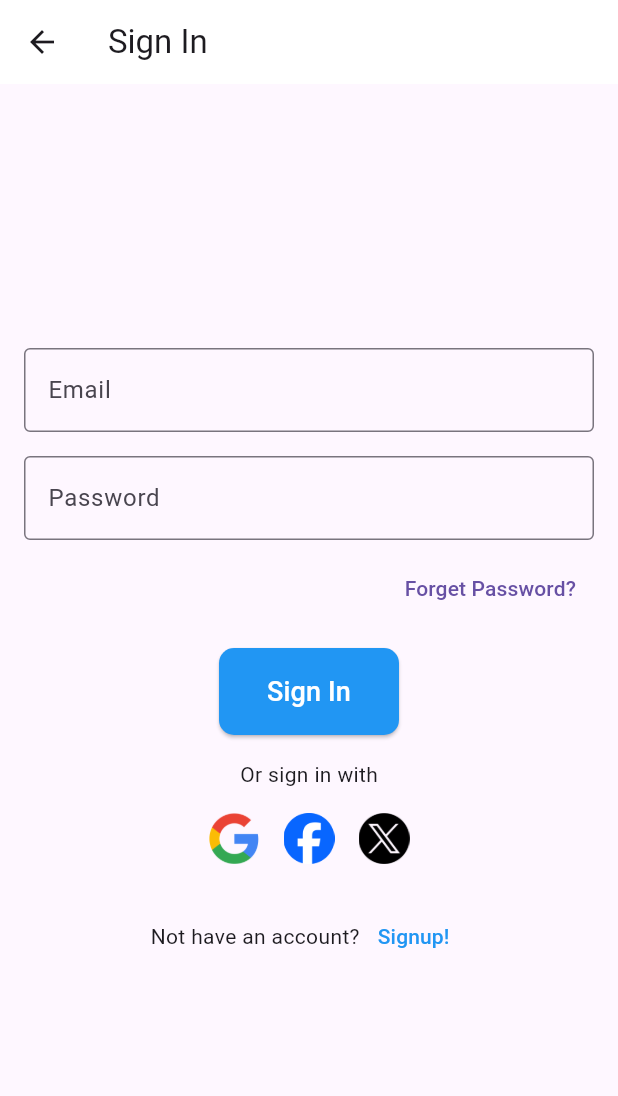
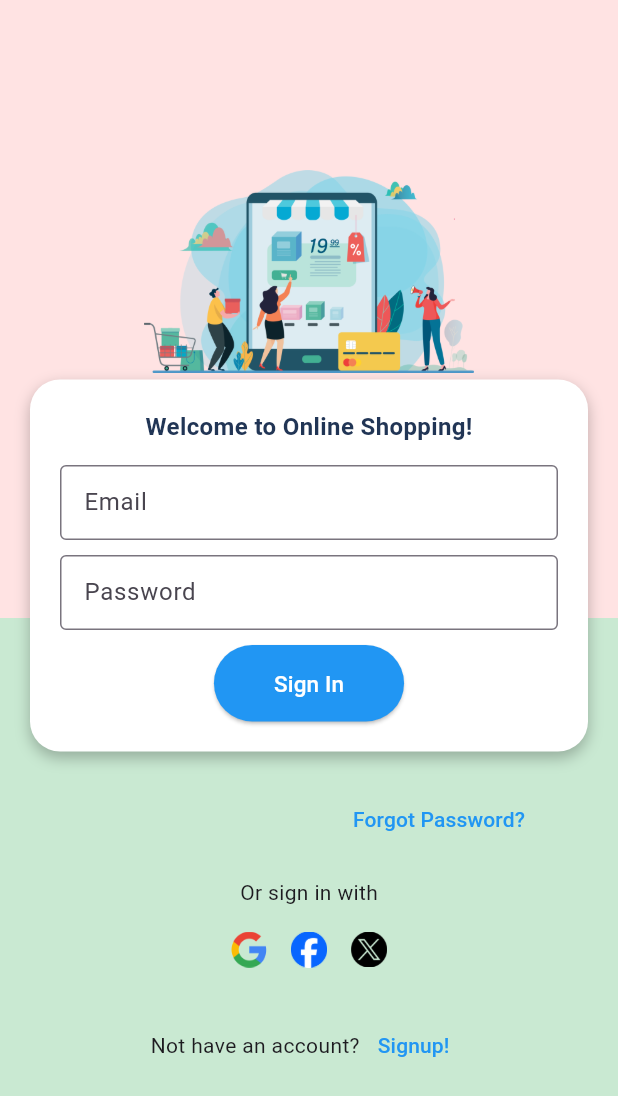
Before and after one commit to kawsar-ahmmed-hridoy/Shopping-Site, a Flutter app: the screen it shows after launch, after a tap on "Skip", on a phone screen of 412 x 824 dp. Shown: the top 1096 px of the screen. Run offline on Flutter 3.47's test engine with Material 3 defaults, Android fonts, the phone set to English and light mode, and no system bars.

Commit message:
made changes in Sign In page.

```diff
--- a/lib/Screens/Signup/SigninScreen.dart
+++ b/lib/Screens/Signup/SigninScreen.dart
@@ -6,49 +6,57 @@ class SigninScreen extends StatelessWidget {
   @override
   Widget build(BuildContext context) {
     return Scaffold(
-      appBar: AppBar(title: Text("Sign In"), backgroundColor: Colors.white,),
-      body: Padding(
-        padding: const EdgeInsets.all(16.0),
+      backgroundColor: Color(0xFFFFE3E3),
+      body: SingleChildScrollView(
+        child: Container(
+          height: MediaQuery.of(context).size.height,
+          child: Stack(
+            children: [
+              Column(
+                children: [
+                  Expanded(flex: 1, child: Container(margin: EdgeInsets.only(bottom: 50), color: Color(0xFFFFE3E3), child: Center(child: Image.asset("assets/additionals/shop.png", width: 220, height: 150,),),),),
+                  Expanded(flex: 1, child: Container(color: Color(0xFFC9E9D2)),),
+                ],
+              ),
+              Center(
                 child: Column(
-          mainAxisAlignment: MainAxisAlignment.center,
+                  mainAxisSize: MainAxisSize.min,
                   children: [
-            TextField(decoration: InputDecoration(labelText: "Email", border: OutlineInputBorder(),),),
-            SizedBox(height: 16),
-            TextField(obscureText: true, decoration: InputDecoration(labelText: "Password", border: OutlineInputBorder(),),),
-            SizedBox(height: 8),
-            Align(alignment: Alignment.centerRight, child: TextButton(onPressed: () {}, child: Text("Forget Password?"),),),
-            SizedBox(height: 16),
-            SizedBox(
-              width: 120,
-              child: ElevatedButton(
-                onPressed: () {Navigator.pushReplacement(context, MaterialPageRoute(builder: (context) => HomePage()),);},
-                style: ElevatedButton.styleFrom(backgroundColor: Colors.blue, padding: EdgeInsets.symmetric(vertical: 16), shape: RoundedRectangleBorder(borderRadius: BorderRadius.circular(10),),),
-                child: Text("Sign In", style: TextStyle(fontSize: 18, color: Colors.white,),),
+                    Container(
+                      padding: EdgeInsets.all(20),
+                      margin: EdgeInsets.only(top: 150,left: 20,right: 20,bottom: 20),
+                      decoration: BoxDecoration(color: Colors.white, borderRadius: BorderRadius.circular(20), boxShadow: [BoxShadow(color: Colors.black26, blurRadius: 8, offset: Offset(0, 4),),],),
+                      child: Column(
+                        mainAxisSize: MainAxisSize.min,
+                        children: [
+                          Text("Welcome to Online Shopping!", style: TextStyle(fontSize: 16, fontWeight: FontWeight.bold, color: Color(0xFF213555),),), SizedBox(height: 14),
+                          TextField(decoration: InputDecoration(labelText: "Email", border: OutlineInputBorder(),), style: TextStyle(fontSize: 12),), SizedBox(height: 10),
+                          TextField(obscureText: true, decoration: InputDecoration(labelText: "Password", border: OutlineInputBorder(),), style: TextStyle(fontSize: 12),), SizedBox(height: 10),
+                          ElevatedButton(onPressed: () {Navigator.pushReplacement(context, MaterialPageRoute(builder: (context) => HomePage()),);},
+                            style: ElevatedButton.styleFrom(backgroundColor: Colors.blue, shape: RoundedRectangleBorder(borderRadius: BorderRadius.circular(30),), padding: EdgeInsets.symmetric(horizontal: 40, vertical: 15,),),
+                            child: Text("Sign In", style: TextStyle(fontSize: 15, color: Colors.white,),),
+                          ),
+                        ],
                       ),
                     ),
-            SizedBox(height: 16),
-            Text("Or sign in with"),
-            SizedBox(height: 8),
+                    // Forgot Password link
+                    Align(alignment: Alignment.centerRight, child: Padding(padding: EdgeInsets.only(top: 1, right: 50), child: TextButton(onPressed: () {/*future e krbo*/}, child: Text("Forgot Password?", style: TextStyle(color: Colors.blue),),),),), SizedBox(height: 15),
+                    Text("Or sign in with"), SizedBox(height: 8),
                     Row(
                       mainAxisAlignment: MainAxisAlignment.center,
                       children: [
-                SizedBox(width: 50, height: 50, child: IconButton(icon: Image.asset("assets/icons/google.png", fit: BoxFit.contain), onPressed: () {/* google er pore korbo*/},),),
-                SizedBox(width: 50, height: 50, child: IconButton(icon: Image.asset("assets/icons/facebook.png", fit: BoxFit.contain), onPressed: () {/*Facebook er pore krbo*/},),),
-                SizedBox(width: 50, height: 50, child: IconButton(icon: Image.asset("assets/icons/x.png", fit: BoxFit.contain), onPressed: () {/*Twitter er tao pore krbo*/},),),
+                        SizedBox(width: 40, height: 40, child: IconButton(icon: Image.asset("assets/icons/google.png", fit: BoxFit.contain,), onPressed: () {/*future e krbo*/},),),
+                        SizedBox(width: 40, height: 40, child: IconButton(icon: Image.asset("assets/icons/facebook.png", fit: BoxFit.contain,), onPressed: () {/*future e krbo*/},),),
+                        SizedBox(width: 40, height: 40, child: IconButton(icon: Image.asset("assets/icons/x.png", fit: BoxFit.contain,), onPressed: () {/*future e krbo*/},),),
                       ],
                     ),
-            SizedBox(height: 16),
-            Row(
-              mainAxisAlignment: MainAxisAlignment.center,
-              children: [
-                Text("Not have an account?"),
-                TextButton(
-                  onPressed: () {Navigator.push(context, MaterialPageRoute(builder: (context) => SignupScreen()),);},
-                  child: Text("Signup!", style: TextStyle(color: Colors.blue),),
+                    SizedBox(height: 20),
+                    Row(mainAxisAlignment: MainAxisAlignment.center, children: [Text("Not have an account?"), TextButton(onPressed: () {Navigator.push(context, MaterialPageRoute(builder: (context) => SignupScreen(),),);}, child: Text("Signup!", style: TextStyle(color: Colors.blue),),),],),
+                  ],
+                ),
               ),
             ],
           ),
-          ],
         ),
       ),
     );
```
Also changed, not shown: assets/additionals/shop.png (added), 16 other files. Lines whose indentation alone changed are shown as unchanged.
